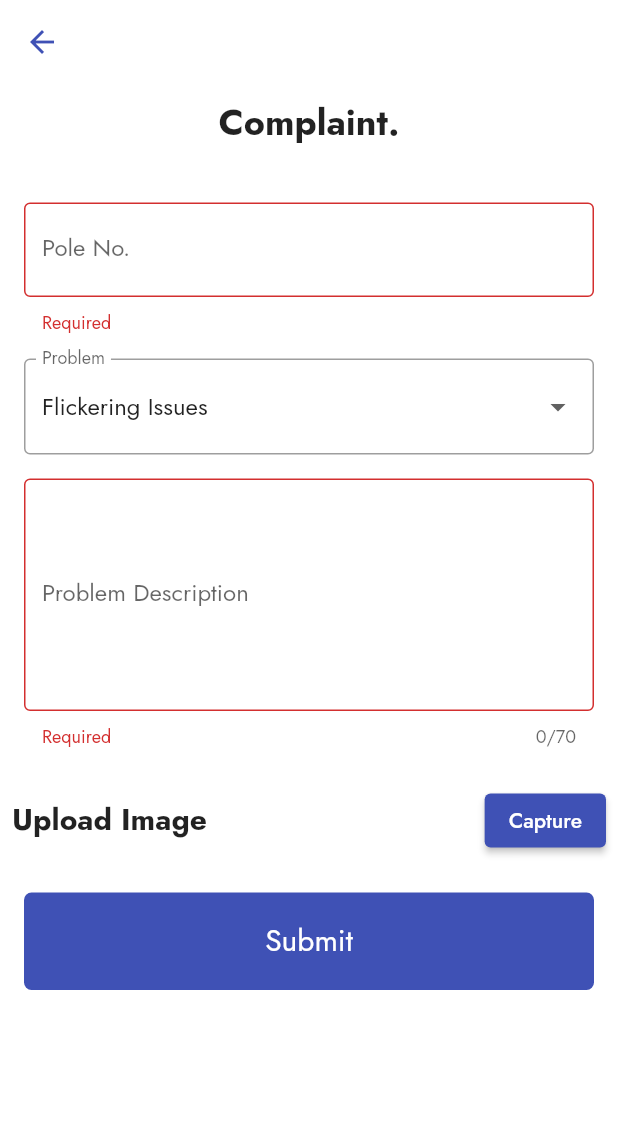
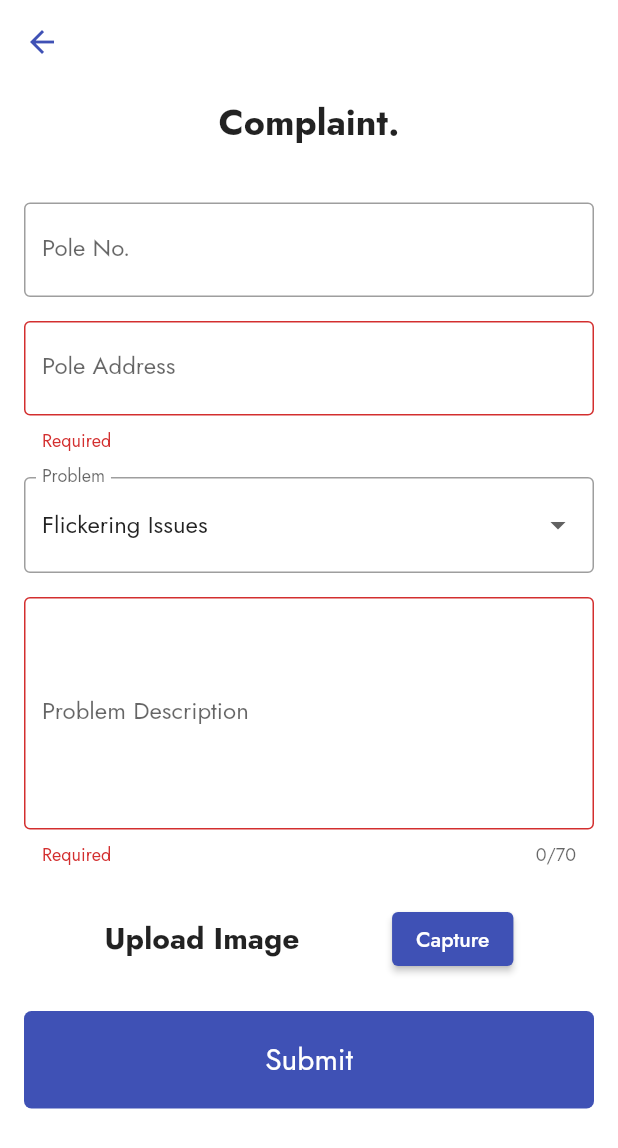
Before and after one commit to ThedistortedFrequency/SDCS-flutter-project, a Flutter app: the Complaint screen opened by its route, after a tap on "Submit", on a phone screen of 412 x 824 dp. Shown: the top 1148 px of the screen. Run offline on Flutter 3.47's test engine with Material 2 defaults, Android fonts, the light colour scheme and no system bars; our stand-ins replace cached_network_image, cloud_firestore, firebase_auth, firebase_core, form_field_validator, google_fonts and 2 more; accounts and stored records are empty; network calls fail.

Commit message:
Changed Complaint Screen(poleAdd)

```diff
--- a/lib/Complaint.dart
+++ b/lib/Complaint.dart
@@ -15,24 +15,28 @@ class _ComplaintState extends State<Complaint> {
   String dropdownValue = 'Flickering Issues';
   final _formKey = GlobalKey<FormState>();
   final _polenumberController = TextEditingController();
+  final _poleaddController = TextEditingController();
   final _problemdescController = TextEditingController();
   @override
   void dispose() {
     _polenumberController.dispose();
-
+    _poleaddController.dispose();
     _problemdescController.dispose();
     super.dispose();
   }
 
-  Future addComplaintDetails(var polenumber, var problemdesc) async {
+  Future addComplaintDetails(
+      var polenumber, var poleadd, var problemdesc) async {
     showDialog(
         context: context,
         builder: (context) {
           return const Center(child: CircularProgressIndicator());
         });
-    await FirebaseFirestore.instance
-        .collection("Complaints")
-        .add({"Pole Number": polenumber, "Problem description": problemdesc});
+    await FirebaseFirestore.instance.collection("Complaints").add({
+      "Pole Number": polenumber,
+      "Pole Address": poleadd,
+      "Problem description": problemdesc
+    });
     Navigator.pushNamedAndRemoveUntil(
         context, Screen.compsubmitScreen, (route) => false);
   }
@@ -88,6 +92,20 @@ class _ComplaintState extends State<Complaint> {
                           hintText: "Enter Pole Number",
                           label: Text("Pole No."),
                           border: OutlineInputBorder()),
+                    ),
+                  ),
+                  // pole address.
+                  Padding(
+                    padding: const EdgeInsets.symmetric(
+                      horizontal: 16,
+                      vertical: 8,
+                    ),
+                    child: TextFormField(
+                      controller: _poleaddController,
+                      decoration: const InputDecoration(
+                          hintText: "Enter Pole Address",
+                          label: Text("Pole Address"),
+                          border: OutlineInputBorder()),
                       validator: (value) {
                         if (value!.isEmpty) {
                           return "Required";
@@ -142,7 +160,7 @@ class _ComplaintState extends State<Complaint> {
                       maxLines: 5,
                       maxLength: 70,
                       decoration: const InputDecoration(
-                          hintText: "Problem Discription/Additional Info.",
+                          hintText: "Problem Description/Additional Info.",
                           label: Text("Problem Description"),
                           border: OutlineInputBorder()),
                       validator: (value) {
@@ -159,7 +177,7 @@ class _ComplaintState extends State<Complaint> {
                     padding:
                         const EdgeInsets.symmetric(horizontal: 8, vertical: 16),
                     child: Row(
-                      mainAxisAlignment: MainAxisAlignment.spaceBetween,
+                      mainAxisAlignment: MainAxisAlignment.spaceEvenly,
                       children: [
                         const Text(
                           "Upload Image",
@@ -178,7 +196,9 @@ class _ComplaintState extends State<Complaint> {
                     child: InkWell(
                       onTap: () {
                         if (_formKey.currentState!.validate()) {
-                          addComplaintDetails(_polenumberController.text.trim(),
+                          addComplaintDetails(
+                              _polenumberController.text.trim(),
+                              _poleaddController.text.trim(),
                               _problemdescController.text.trim());
                         }
                       },
@@ -241,7 +261,7 @@ class CompSubmit extends StatelessWidget {
             const Text(
               "Your Complaint has been successfully submitted.",
               style: TextStyle(
-                  fontSize: 17,
+                  fontSize: 16,
                   fontWeight: FontWeight.normal,
                   fontStyle: FontStyle.normal,
                   color: Colors.black),
```
Also changed, not shown: pubspec.lock.
